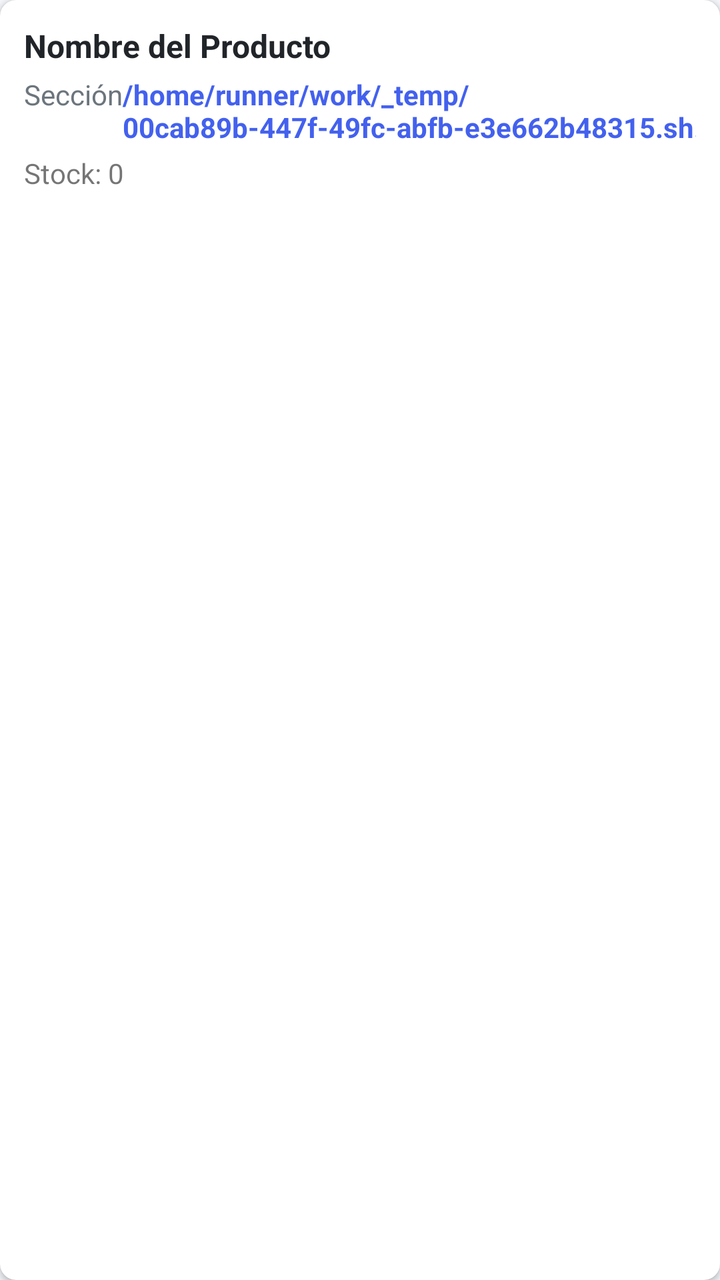
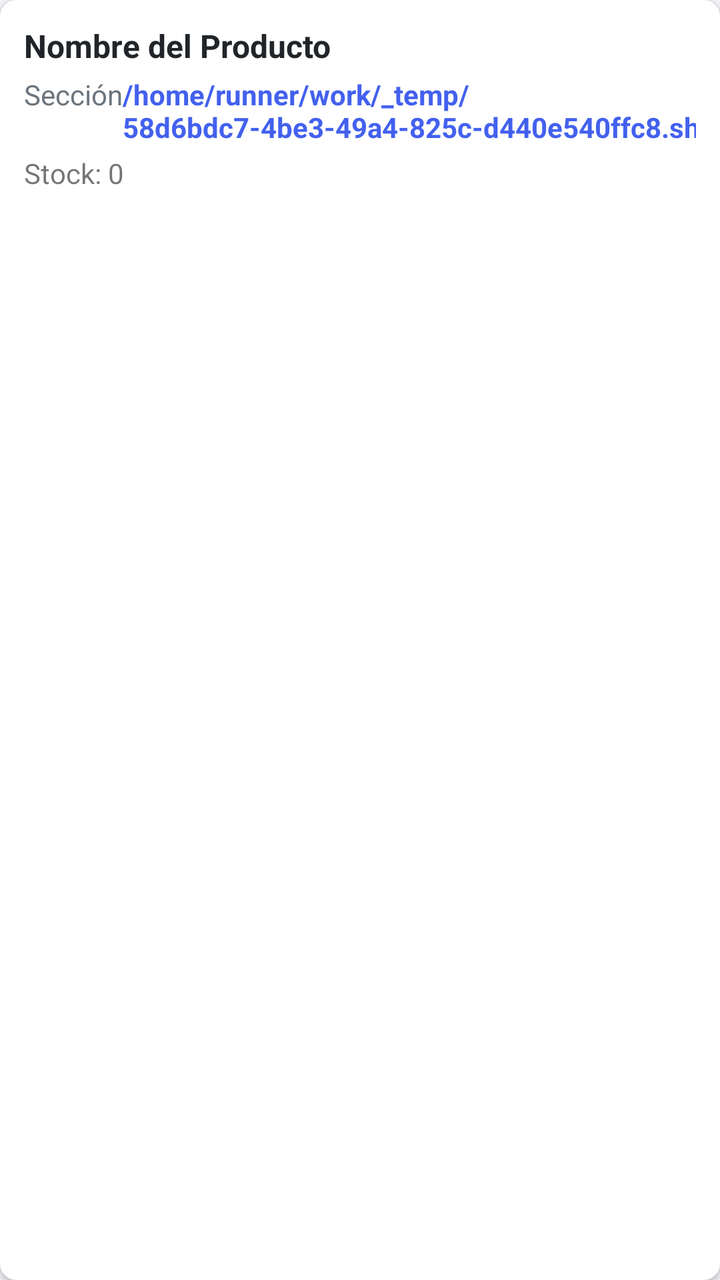

An Android layout rendered at two revisions. The XML below is the earlier revision; the diff shows what the commit changed to produce the second picture.
<!-- AndroidManifest.xml: application theme Theme.OmniVentas -->
<!-- res/layout/item_producto.xml -->
<?xml version="1.0" encoding="utf-8"?>
<androidx.cardview.widget.CardView xmlns:android="http://schemas.android.com/apk/res/android"
    xmlns:app="http://schemas.android.com/apk/res-auto"
    android:layout_width="match_parent"
    android:layout_height="wrap_content"
    android:layout_marginBottom="8dp"
    app:cardCornerRadius="8dp"
    app:cardElevation="2dp">
    <LinearLayout
        android:layout_width="match_parent"
        android:layout_height="wrap_content"
        android:orientation="vertical"
        android:padding="12dp">
        <TextView
            android:id="@+id/tv_nombre"
            android:layout_width="match_parent"
            android:layout_height="wrap_content"
            android:text="Nombre del Producto"
            android:textSize="16sp"
            android:textStyle="bold"
            android:textColor="@color/dark" />
        <LinearLayout
            android:layout_width="match_parent"
            android:layout_height="wrap_content"
            android:orientation="horizontal"
            android:layout_marginTop="4dp">
            <TextView
                android:id="@+id/tv_seccion"
                android:layout_width="0dp"
                android:layout_height="wrap_content"
                android:layout_weight="1"
                android:text="Sección"
                android:textSize="14sp"
                android:textColor="@color/gray" />
            <TextView
                android:id="@+id/tv_precio"
                android:layout_width="wrap_content"
                android:layout_height="wrap_content"
                android:text="/home/runner/work/_temp/00cab89b-447f-49fc-abfb-e3e662b48315.sh.00"
                android:textSize="14sp"
                android:textColor="@color/primary"
                android:textStyle="bold" />
        </LinearLayout>
        <TextView
            android:id="@+id/tv_stock"
            android:layout_width="wrap_content"
            android:layout_height="wrap_content"
            android:text="Stock: 0"
            android:textSize="14sp"
            android:layout_marginTop="4dp" />
    </LinearLayout>
</androidx.cardview.widget.CardView>
<!-- resources referenced by this layout -->
<resources>
  <color name="dark">#212529</color>
  <color name="gray">#6C757D</color>
  <color name="primary">#4361EE</color>
  <style name="Theme.OmniVentas" parent="Theme.MaterialComponents.DayNight.NoActionBar">
          <item name="colorPrimary">@color/primary</item>
          <item name="colorPrimaryVariant">@color/primary_dark</item>
          <item name="colorOnPrimary">@color/white</item>
          <item name="colorSecondary">@color/secondary</item>
          <item name="colorOnSecondary">@color/white</item>
          <item name="android:statusBarColor">@color/primary</item>
          <item name="android:windowBackground">@color/light_gray</item>
      </style>
  <color name="primary_dark">#3A56D4</color>
  <color name="white">#FFFFFF</color>
  <color name="secondary">#3F37C9</color>
  <color name="light_gray">#F5F7FB</color>
</resources>

<!-- the commit's change to res/layout/item_producto.xml (unified diff, before → after) -->
@@ -36,7 +36,7 @@
                 android:id="@+id/tv_precio"
                 android:layout_width="wrap_content"
                 android:layout_height="wrap_content"
-                android:text="/home/runner/work/_temp/00cab89b-447f-49fc-abfb-e3e662b48315.sh.00"
+                android:text="/home/runner/work/_temp/58d6bdc7-4be3-49a4-825c-d440e540ffc8.sh.00"
                 android:textSize="14sp"
                 android:textColor="@color/primary"
                 android:textStyle="bold" />
